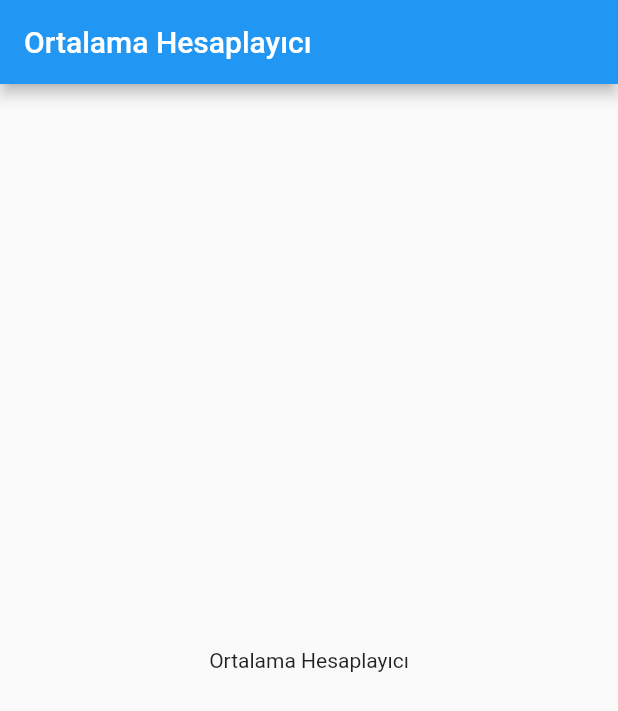
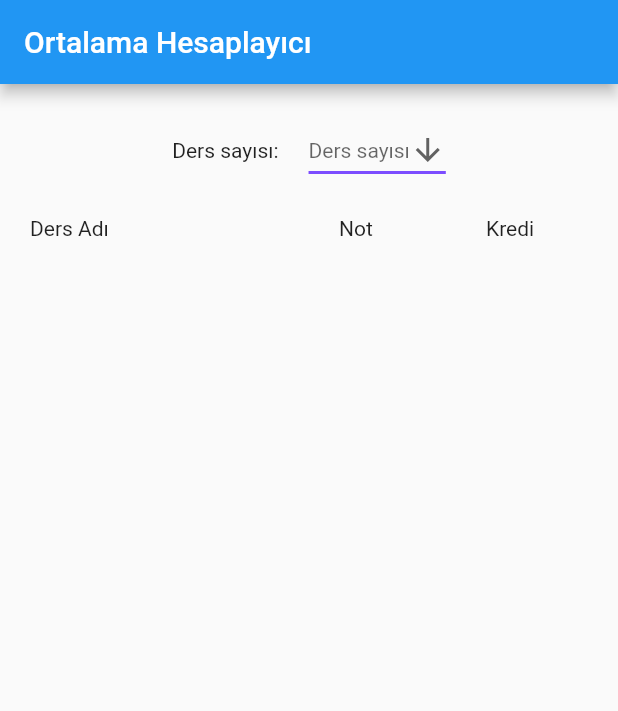
Before and after one commit to IBugraGezer/Flutter-Ortalama-Hesaplayici, a Flutter app: the screen it shows after launch, on a phone screen of 412 x 824 dp. Shown: the top 711 px of the screen. Run offline on Flutter 3.47's test engine with Material 2 defaults, Android fonts, the phone set to English and light mode, and no system bars.

Commit message:
Add row function at lesson object

```diff
--- a/lib/main.dart
+++ b/lib/main.dart
@@ -1,13 +1,92 @@
 import 'package:flutter/material.dart';
+import 'package:ortalama_hesaplayici/models/lesson.dart';
 
 void main() {
-  runApp(MaterialApp(home: myApp()));
+  runApp(MaterialApp(home: MyApp()));
 }
 
-Widget myApp() {
-  return Scaffold(
-      appBar: AppBar(title: Text("Ortalama Hesaplayıcı")),
-      body: Center(
-        child: Text("Ortalama Hesaplayıcı"),
-      ));
+class MyApp extends StatefulWidget {
+  @override
+  _MyAppState createState() => _MyAppState();
 }
+
+List<Lesson> lessonRows = [];
+
+var formKey = GlobalKey<FormState>();
+var lessonNumberInputText = "Ders sayısı";
+
+class _MyAppState extends State<MyApp> {
+  int dropDownValue;
+  Widget build(BuildContext context) {
+    return Scaffold(
+        appBar: AppBar(title: Text("Ortalama Hesaplayıcı")),
+        body: Column(children: [
+          Container(
+            margin: EdgeInsets.only(left: 20.0, right: 20.0, top: 20.0),
+            child: Form(
+              key: formKey,
+              child: Column(children: [
+                Row(mainAxisAlignment: MainAxisAlignment.center, children: [
+                  Text("Ders sayısı:"),
+                  SizedBox(width: 20),
+                  buildLessonNumberDropdown()
+                ]),
+                SizedBox(height: 20.0),
+                buildLessonListHeader(),
+                Column(
+                  children: List.generate(lessonRows.length, (i) {
+                    return lessonRows[i].lessonRow();
+                  }),
+                )
+              ]),
+            ),
+          ),
+        ]));
+  }
+
+  void noteInputCreator(int parse) {
+    lessonRows.clear();
+    setState(() {
+      for (var i = 0; i < parse; i++) {
+        lessonRows.add(new Lesson("", 4.0, 1));
+      }
+    });
+  }
+
+  Widget buildLessonListHeader() {
+    return Row(children: [
+      Flexible(fit: FlexFit.tight, flex: 4, child: Text("Ders Adı")),
+      SizedBox(width: 70),
+      Flexible(fit: FlexFit.tight, flex: 2, child: Text("Not")),
+      SizedBox(width: 30),
+      Flexible(fit: FlexFit.tight, flex: 2, child: Text("Kredi")),
+    ]);
+  }
+
+  Widget buildLessonNumberDropdown() {
+    return DropdownButton<int>(
+      hint: Text(lessonNumberInputText),
+      icon: const Icon(Icons.arrow_downward),
+      iconSize: 24,
+      value: dropDownValue,
+      elevation: 16,
+      style: const TextStyle(color: Colors.deepPurple),
+      underline: Container(
+        height: 2,
+        color: Colors.deepPurpleAccent,
+      ),
+      onChanged: (int newValue) {
+        setState(() {
+          dropDownValue = newValue;
+          noteInputCreator(newValue);
+        });
+      },
+      items: <int>[0, 1, 2, 3, 4].map<DropdownMenuItem<int>>((int value) {
+        return DropdownMenuItem<int>(
+          value: value,
+          child: Text(value.toString()),
+        );
+      }).toList(),
+    );
+  }
+}
```
Also changed, not shown: lib/models/lesson.dart (added, +174 -0 lines), lib/validators/lessonValidator.dart (added), 1 other file.
